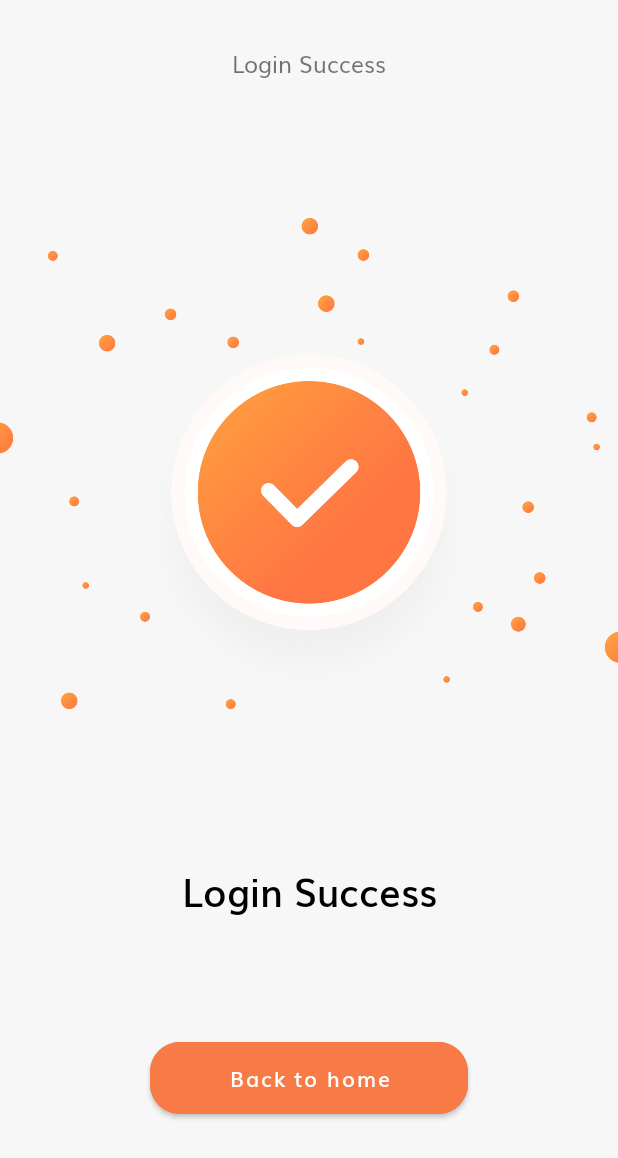
After one commit to JeancarlosAguilar/marketapp, an Android app: the LoginSuccessActivityView screen opened directly, with no data from a screen before it, on a phone screen of 412 x 824 dp. The commit adds this screen. Shown: the top 1158 px of the screen. Run offline under Robolectric (Android 15) with nearby library versions, the phone set to English and light mode, and no system bars.

```diff
--- a/app/src/main/AndroidManifest.xml
+++ b/app/src/main/AndroidManifest.xml
@@ -14,13 +14,16 @@
         android:theme="@style/Theme.Marketapp"
         tools:targetApi="31">
         <activity
+            android:name=".LoginSuccessActivityView"
+            android:exported="false" />
+        <activity
             android:name=".view.SignUp2ActivityView"
             android:exported="false" />
         <activity
             android:name=".view.SignUp1ActivityView"
             android:exported="false" />
         <activity
-            android:name=".SignInActivityView"
+            android:name=".view.SignInActivityView"
             android:exported="false" />
         <activity
             android:name=".launch.SlideActivity"
--- /dev/null
+++ b/app/src/main/java/com/example/marketapp/LoginSuccessActivityView.java
@@ -0,0 +1,14 @@
+package com.example.marketapp;
+
+import androidx.appcompat.app.AppCompatActivity;
+
+import android.os.Bundle;
+
+public class LoginSuccessActivityView extends AppCompatActivity {
+
+    @Override
+    protected void onCreate(Bundle savedInstanceState) {
+        super.onCreate(savedInstanceState);
+        setContentView(R.layout.activity_login_success_view);
+    }
+}
--- a/app/src/main/java/com/example/marketapp/launch/MainActivity.java
+++ b/app/src/main/java/com/example/marketapp/launch/MainActivity.java
@@ -8,7 +8,7 @@ import android.os.Handler;
 import android.os.Looper;
 
 import com.example.marketapp.R;
-import com.example.marketapp.SignInActivityView;
+import com.example.marketapp.view.SignInActivityView;
 
 
 public class MainActivity extends AppCompatActivity {
--- a/app/src/main/java/com/example/marketapp/model/SignUp2Model.java
+++ b/app/src/main/java/com/example/marketapp/model/SignUp2Model.java
@@ -4,7 +4,7 @@ import android.content.Context;
 import android.content.Intent;
 
 import com.example.marketapp.R;
-import com.example.marketapp.SignInActivityView;
+import com.example.marketapp.view.SignInActivityView;
 import com.example.marketapp.interactor.SignUp2Interactor;
 import com.example.marketapp.data.AdminSQLiteOpenHelper;
 
--- /dev/null
+++ b/app/src/main/res/layout/activity_login_success_view.xml
@@ -0,0 +1,81 @@
+<?xml version="1.0" encoding="utf-8"?>
+<androidx.constraintlayout.widget.ConstraintLayout xmlns:android="http://schemas.android.com/apk/res/android"
+    xmlns:app="http://schemas.android.com/apk/res-auto"
+    xmlns:tools="http://schemas.android.com/tools"
+    android:layout_width="match_parent"
+    android:layout_height="match_parent"
+    android:background="@color/app_white"
+    tools:context=".LoginSuccessActivityView">
+
+    <androidx.constraintlayout.widget.Guideline
+        android:id="@+id/guideline13"
+        android:layout_width="wrap_content"
+        android:layout_height="wrap_content"
+        android:orientation="horizontal"
+        app:layout_constraintGuide_percent="0.15" />
+
+    <androidx.constraintlayout.widget.Guideline
+        android:id="@+id/guideline14"
+        android:layout_width="wrap_content"
+        android:layout_height="wrap_content"
+        android:orientation="horizontal"
+        app:layout_constraintGuide_percent="0.6" />
+
+    <TextView
+        android:id="@+id/tv_ls_msg_1"
+        android:layout_width="wrap_content"
+        android:layout_height="wrap_content"
+        android:layout_marginTop="30dp"
+        android:fontFamily="@font/muli"
+        android:text="@string/tv_ls_msg_show_1"
+        android:textSize="15sp"
+        app:layout_constraintEnd_toEndOf="parent"
+        app:layout_constraintStart_toStartOf="parent"
+        app:layout_constraintTop_toTopOf="parent" />
+
+    <LinearLayout
+        android:layout_width="0dp"
+        android:layout_height="0dp"
+        android:orientation="vertical"
+        app:layout_constraintBottom_toTopOf="@+id/guideline14"
+        app:layout_constraintEnd_toEndOf="parent"
+        app:layout_constraintStart_toStartOf="parent"
+        app:layout_constraintTop_toTopOf="@+id/guideline13">
+
+        <ImageView
+            android:id="@+id/img_lsuccess"
+            android:layout_width="match_parent"
+            android:layout_height="wrap_content"
+            app:srcCompat="@drawable/success" />
+    </LinearLayout>
+
+    <TextView
+        android:id="@+id/tv_ls_msg_2"
+        android:layout_width="wrap_content"
+        android:layout_height="wrap_content"
+        android:layout_marginTop="80dp"
+        android:fontFamily="@font/muli_semi_bold"
+        android:text="@string/tv_ls_msg_show_2"
+        android:textColor="@color/app_black"
+        android:textSize="25sp"
+        app:layout_constraintEnd_toEndOf="parent"
+        app:layout_constraintStart_toStartOf="parent"
+        app:layout_constraintTop_toTopOf="@+id/guideline14" />
+
+    <Button
+        android:id="@+id/btn_ls_continue"
+        android:layout_width="match_parent"
+        android:layout_height="60dp"
+        android:layout_marginStart="100dp"
+        android:layout_marginEnd="100dp"
+        android:backgroundTint="@color/app_orange"
+        android:fontFamily="@font/muli_semi_bold"
+        android:text="@string/btn_continue_ls_show"
+        android:textAllCaps="false"
+        app:cornerRadius="20dp"
+        app:layout_constraintBottom_toBottomOf="parent"
+        app:layout_constraintEnd_toEndOf="parent"
+        app:layout_constraintStart_toStartOf="parent"
+        app:layout_constraintTop_toBottomOf="@+id/tv_ls_msg_2" />
+
+</androidx.constraintlayout.widget.ConstraintLayout>
--- a/app/src/main/res/layout/activity_sign_in_view.xml
+++ b/app/src/main/res/layout/activity_sign_in_view.xml
@@ -5,7 +5,7 @@
     android:layout_width="match_parent"
     android:layout_height="match_parent"
     android:background="@color/app_white"
-    tools:context=".SignInActivityView">
+    tools:context=".view.SignInActivityView">
 
     <TextView
         android:id="@+id/tv_signin_msg_1"
--- a/app/src/main/res/values/strings.xml
+++ b/app/src/main/res/values/strings.xml
@@ -51,9 +51,15 @@
     <string name="tv_signup2_msg_show_3">Complete your details or continue \n with social media</string>
 
 
+    <string name="tv_ls_msg_show_1">Login Success</string>
+    <string name="tv_ls_msg_show_2">Login Success</string>
+    <string name="btn_continue_ls_show">Back to home</string>
+
+
     <string name="alert_password">Passwords Unequals</string>
     <string name="alert_empty_fields">Empty Fields</string>
     <string name="alert_user_exist">The user with that email already exists</string>
     <string name="alert_user_successfully_registed">User successfully registered</string>
+    <string name="alert_user_invalid_data">Verify your data and try again</string>
 
 </resources>
```
Also changed, not shown: app/src/main/java/com/example/marketapp/SignInActivityView.java (deleted, +0 -33 lines), app/src/main/java/com/example/marketapp/data/AdminSQLiteOpenHelper.java (+16 -0 lines), app/src/main/java/com/example/marketapp/interactor/SignInInteractor.java (added, +30 -0 lines), app/src/main/java/com/example/marketapp/model/SignInModel.java (added, +59 -0 lines), app/src/main/java/com/example/marketapp/presenter/SignInPresenter.java (added, +33 -0 lines), app/src/main/java/com/example/marketapp/view/SignInActivityView.java (added, +66 -0 lines), app/src/main/res/drawable-v24/success.png.
